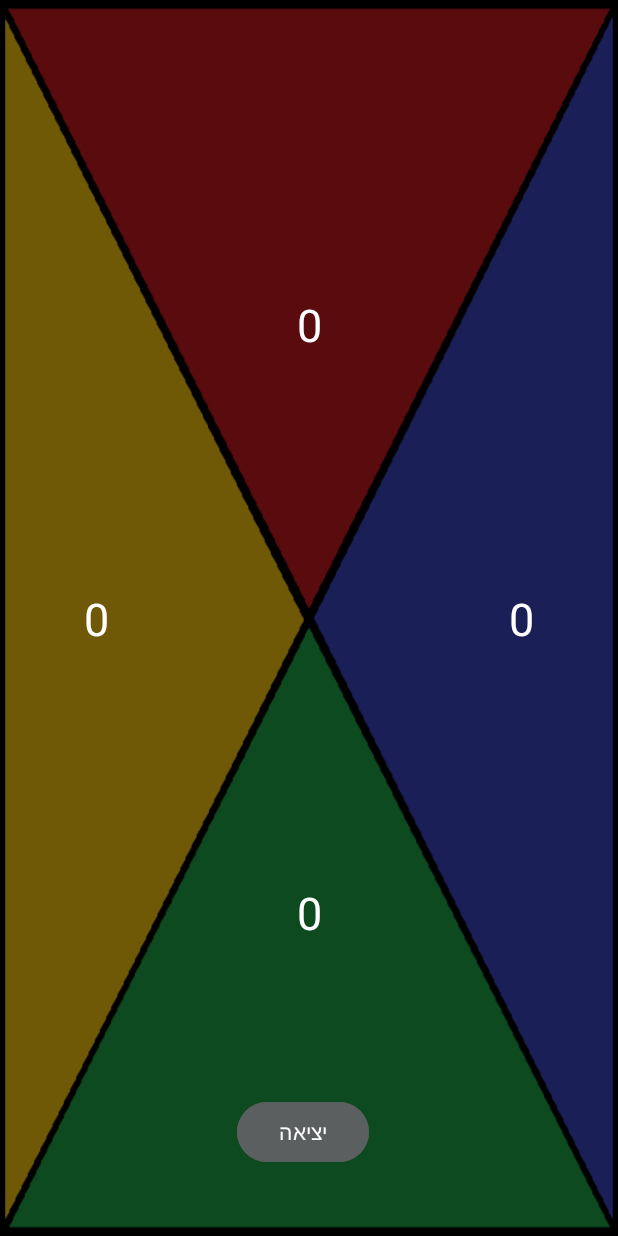
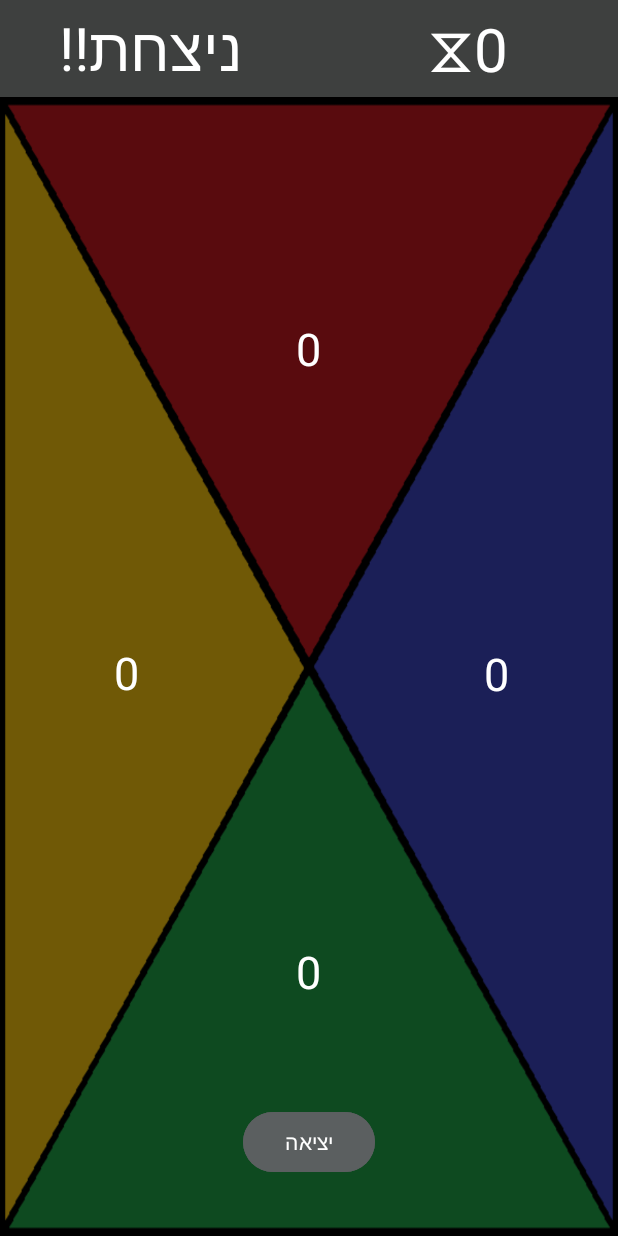
Before and after one commit to itayst1/chiro-plate, an Android app: the GameActivity screen opened directly, with no data from a screen before it, on a phone screen of 412 x 824 dp. Run offline under Robolectric (Android 15) with nearby library versions, the phone set to English and light mode, and no system bars; Roboto replaces fonts that are not available here.

Commit message:
added timer and iterations to game

```diff
--- /dev/null
+++ b/plateApp/app/src/main/java/com/example/plateapp/Game.java
@@ -0,0 +1,43 @@
+package com.example.plateapp;
+
+public class Game {
+
+    private int m_time, m_iterations;
+    private double[] m_probabilities;
+
+    private static final Game m_instance = new Game();
+
+    private Game(){
+        this.m_time = 0;
+        this.m_iterations = 0;
+        m_probabilities = new double[] {0.0, 0.0, 0.0, 0.0};
+    }
+
+    public static Game getInstance(){
+        return m_instance;
+    }
+
+    public int getTime(){
+        return this.m_time;
+    }
+
+    public int getIterations(){
+        return this.m_iterations;
+    }
+
+    public double[] getProbabilities(){
+        return this.m_probabilities;
+    }
+
+    public void setTime(int time){
+        this.m_time = time;
+    }
+
+    public void setIterations(int iterations){
+        this.m_iterations = iterations;
+    }
+
+    public void setProbabilities(double[] probabilities){
+        this.m_probabilities = probabilities;
+    }
+}
--- a/plateApp/app/src/main/java/com/example/plateapp/GameActivity.java
+++ b/plateApp/app/src/main/java/com/example/plateapp/GameActivity.java
@@ -2,8 +2,9 @@ package com.example.plateapp;
 
 import android.content.Intent;
 import android.os.Bundle;
+import android.os.CountDownTimer;
 import android.os.Handler;
-import android.util.Log;
+import android.os.Looper;
 import android.view.View;
 import android.widget.ImageView;
 import android.widget.TextView;
@@ -13,11 +14,16 @@ import androidx.appcompat.app.AppCompatActivity;
 public class GameActivity extends AppCompatActivity {
 
     private TextView[] holes;
-    private BluetoothController bluetoothController;
-    private boolean play;
-
     private ImageView colors;
     private int[] colorsArr;
+    private TextView timer;
+    private TextView iterations;
+
+    private BluetoothController bluetoothController;
+    private Game gameInstance;
+
+    private boolean play;
+    private int remainingIterations;
 
     @Override
     protected void onCreate(Bundle savedInstanceState) {
@@ -25,12 +31,15 @@ public class GameActivity extends AppCompatActivity {
         setContentView(R.layout.activity_game);
 
         holes = new TextView[4];
-        holes[0] = (TextView) findViewById(R.id.textView1);
-        holes[1] = (TextView) findViewById(R.id.textView3);
-        holes[2] = (TextView) findViewById(R.id.textView4);
-        holes[3] = (TextView) findViewById(R.id.textView2);
+        holes[0] = (TextView) findViewById(R.id.redCounter);
+        holes[1] = (TextView) findViewById(R.id.blueCounter);
+        holes[2] = (TextView) findViewById(R.id.greenCounter);
+        holes[3] = (TextView) findViewById(R.id.yellowCounter);
 
         colors = (ImageView) findViewById(R.id.colors);
+
+        timer = (TextView) findViewById(R.id.timer);
+        iterations = (TextView) findViewById(R.id.iterations);
 
         colorsArr = new int[] {
             R.drawable.red_active,
@@ -40,8 +49,13 @@ public class GameActivity extends AppCompatActivity {
         };
 
         bluetoothController = BluetoothController.getInstance();
+        gameInstance = Game.getInstance();
 
         play = true;
+        remainingIterations = Game.getInstance().getIterations();
+
+        timer.setText("⧖" + Game.getInstance().getTime());
+        iterations.setText(remainingIterations + "");
 
         new Handler().postDelayed(new Runnable() {
             @Override
@@ -49,6 +63,28 @@ public class GameActivity extends AppCompatActivity {
                 startGame();
             }
         }, 500);
+        if(Game.getInstance().getTime() > 0) {
+            new Handler().postDelayed(new Runnable() {
+                @Override
+                public void run() {
+                    new CountDownTimer((long) ((gameInstance.getTime() + 0.5) * 1000), 1000) {
+
+                        public void onTick(long millisUntilFinished) {
+                            if (play)
+                                timer.setText("⧖" + millisUntilFinished / 1000);
+                        }
+
+                        public void onFinish() {
+                            if (remainingIterations > 0) {
+                                play = false;
+                                colors.setImageResource(R.drawable.inactive);
+                                timer.setText("משחק נגמר");
+                            }
+                        }
+                    }.start();
+                }
+            }, 2000);
+        }
     }
 
     public void startGame(){
@@ -71,6 +107,12 @@ public class GameActivity extends AppCompatActivity {
             colors.setImageResource(R.drawable.inactive);
             boolean scored = false;
             while(play){
+                if(remainingIterations <= 0){
+                    play = false;
+                    iterations.setText("ניצחת!!");
+                    colors.setImageResource(R.drawable.inactive);
+                    break;
+                }
                 try {
                     int data = Integer.parseInt(bluetoothController.readData());
                     if (data == 0) {
@@ -80,6 +122,7 @@ public class GameActivity extends AppCompatActivity {
                     } else if (!scored) {
                         scored = true;
                         updateScore(data);
+                        iterations.setText(--remainingIterations + "");
                     }
                     Thread.sleep(50);
                 }
--- a/plateApp/app/src/main/java/com/example/plateapp/HomeActivity.java
+++ b/plateApp/app/src/main/java/com/example/plateapp/HomeActivity.java
@@ -1,15 +1,11 @@
 package com.example.plateapp;
 
-import android.annotation.SuppressLint;
 import android.content.Intent;
 import android.os.Bundle;
 import android.view.View;
 
 import androidx.activity.EdgeToEdge;
 import androidx.appcompat.app.AppCompatActivity;
-import androidx.core.graphics.Insets;
-import androidx.core.view.ViewCompat;
-import androidx.core.view.WindowInsetsCompat;
 
 public class HomeActivity extends AppCompatActivity {
 
@@ -21,6 +17,8 @@ public class HomeActivity extends AppCompatActivity {
     }
 
     public void onTutorialClick(View view){
+        Game.getInstance().setTime(10);
+        Game.getInstance().setIterations(5);
         startActivity(new Intent(HomeActivity.this, GameActivity.class));
     }
 
--- a/plateApp/app/src/main/res/layout/activity_game.xml
+++ b/plateApp/app/src/main/res/layout/activity_game.xml
@@ -18,12 +18,13 @@
         android:scaleType="fitXY"
         app:layout_constraintBottom_toBottomOf="parent"
         app:layout_constraintEnd_toEndOf="parent"
+        app:layout_constraintHorizontal_bias="1.0"
         app:layout_constraintStart_toStartOf="parent"
-        app:layout_constraintTop_toTopOf="parent"
+        app:layout_constraintTop_toBottomOf="@+id/timer"
         app:srcCompat="@drawable/all_active" />
 
     <TextView
-        android:id="@+id/textView1"
+        android:id="@+id/redCounter"
         android:layout_width="100dp"
         android:layout_height="40dp"
         android:text="0"
@@ -33,12 +34,13 @@
         android:textSize="30sp"
         app:layout_constraintBottom_toBottomOf="parent"
         app:layout_constraintEnd_toEndOf="parent"
+        app:layout_constraintHorizontal_bias="0.498"
         app:layout_constraintStart_toStartOf="parent"
-        app:layout_constraintTop_toTopOf="parent"
-        app:layout_constraintVertical_bias="0.25" />
+        app:layout_constraintTop_toTopOf="@+id/colors"
+        app:layout_constraintVertical_bias="0.205" />
 
     <TextView
-        android:id="@+id/textView4"
+        android:id="@+id/greenCounter"
         android:layout_width="100dp"
         android:layout_height="40dp"
         android:text="0"
@@ -46,28 +48,30 @@
         android:textColor="#FFFFFF"
         android:textColorLink="#FFFFFF"
         android:textSize="30sp"
-        app:layout_constraintBottom_toBottomOf="parent"
+        app:layout_constraintBottom_toBottomOf="@+id/colors"
         app:layout_constraintEnd_toEndOf="parent"
+        app:layout_constraintHorizontal_bias="0.498"
         app:layout_constraintStart_toStartOf="parent"
         app:layout_constraintTop_toTopOf="parent"
-        app:layout_constraintVertical_bias="0.75" />
+        app:layout_constraintVertical_bias="0.8" />
 
     <TextView
-        android:id="@+id/textView2"
+        android:id="@+id/yellowCounter"
         android:layout_width="100dp"
         android:layout_height="40dp"
         android:text="0"
         android:textAlignment="center"
         android:textColor="#FFFFFFFF"
         android:textSize="30sp"
-        app:layout_constraintBottom_toBottomOf="parent"
-        app:layout_constraintEnd_toEndOf="parent"
-        app:layout_constraintHorizontal_bias="0.045"
-        app:layout_constraintStart_toStartOf="parent"
-        app:layout_constraintTop_toTopOf="parent" />
+        app:layout_constraintBottom_toBottomOf="@+id/colors"
+        app:layout_constraintEnd_toEndOf="@+id/colors"
+        app:layout_constraintHorizontal_bias="0.109"
+        app:layout_constraintStart_toStartOf="@+id/colors"
+        app:layout_constraintTop_toTopOf="@+id/colors"
+        app:layout_constraintVertical_bias="0.505" />
 
     <TextView
-        android:id="@+id/textView3"
+        android:id="@+id/blueCounter"
         android:layout_width="100dp"
         android:layout_height="40dp"
         android:text="0"
@@ -76,10 +80,11 @@
         android:textColorLink="#FFFFFFFF"
         android:textSize="30sp"
         app:layout_constraintBottom_toBottomOf="parent"
-        app:layout_constraintEnd_toEndOf="parent"
-        app:layout_constraintHorizontal_bias="0.954"
-        app:layout_constraintStart_toStartOf="parent"
-        app:layout_constraintTop_toTopOf="parent" />
+        app:layout_constraintEnd_toEndOf="@+id/colors"
+        app:layout_constraintHorizontal_bias="0.9"
+        app:layout_constraintStart_toStartOf="@+id/colors"
+        app:layout_constraintTop_toTopOf="@+id/colors"
+        app:layout_constraintVertical_bias="0.506" />
 
     <Button
         android:id="@+id/exitButton"
@@ -92,9 +97,40 @@
         android:textColorLink="#FFFFFF"
         app:layout_constraintBottom_toBottomOf="parent"
         app:layout_constraintEnd_toEndOf="parent"
-        app:layout_constraintHorizontal_bias="0.487"
         app:layout_constraintStart_toStartOf="parent"
         app:layout_constraintTop_toTopOf="parent"
-        app:layout_constraintVertical_bias="0.942" />
+        app:layout_constraintVertical_bias="0.95" />
+
+    <TextView
+        android:id="@+id/timer"
+        android:layout_width="200dp"
+        android:layout_height="60dp"
+        android:text="0"
+        android:textAlignment="center"
+        android:textColor="#FFFFFF"
+        android:textColorLink="#FFFFFF"
+        android:textSize="40sp"
+        app:layout_constraintBottom_toBottomOf="parent"
+        app:layout_constraintEnd_toEndOf="parent"
+        app:layout_constraintHorizontal_bias="1.0"
+        app:layout_constraintStart_toStartOf="parent"
+        app:layout_constraintTop_toTopOf="parent"
+        app:layout_constraintVertical_bias="0.006" />
+
+    <TextView
+        android:id="@+id/iterations"
+        android:layout_width="200dp"
+        android:layout_height="60dp"
+        android:text="0"
+        android:textAlignment="center"
+        android:textColor="#FFFFFF"
+        android:textColorLink="#FFFFFF"
+        android:textSize="40sp"
+        app:layout_constraintBottom_toBottomOf="parent"
+        app:layout_constraintEnd_toEndOf="parent"
+        app:layout_constraintHorizontal_bias="0.0"
+        app:layout_constraintStart_toStartOf="parent"
+        app:layout_constraintTop_toTopOf="parent"
+        app:layout_constraintVertical_bias="0.006" />
 
 </androidx.constraintlayout.widget.ConstraintLayout>
```
